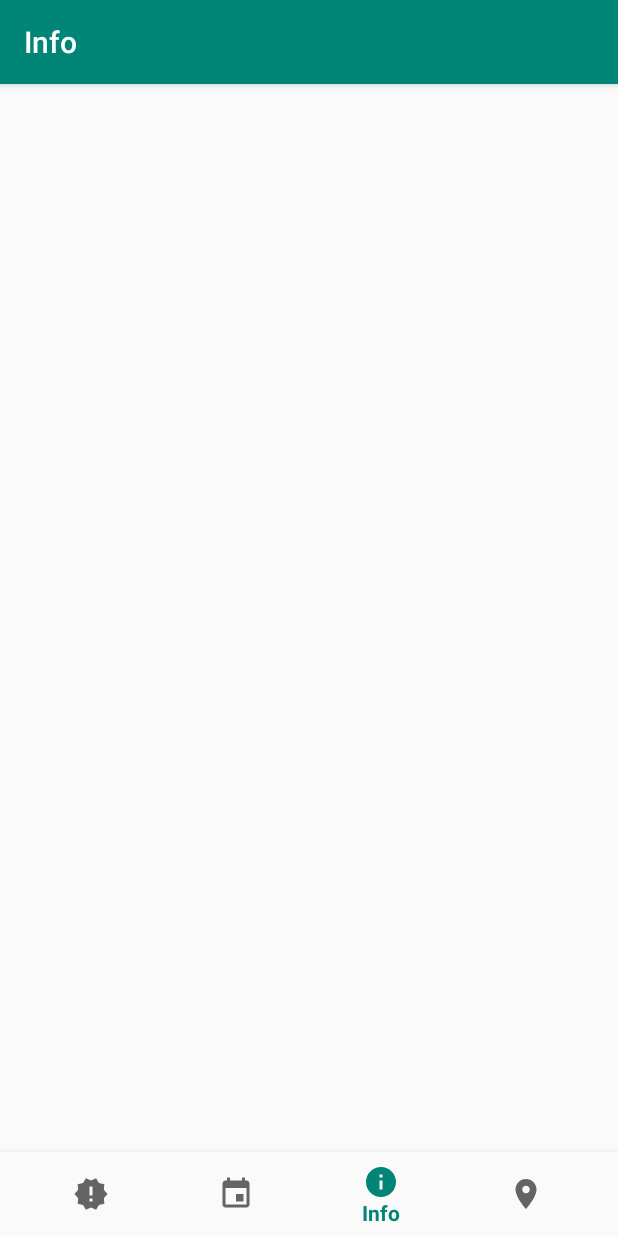
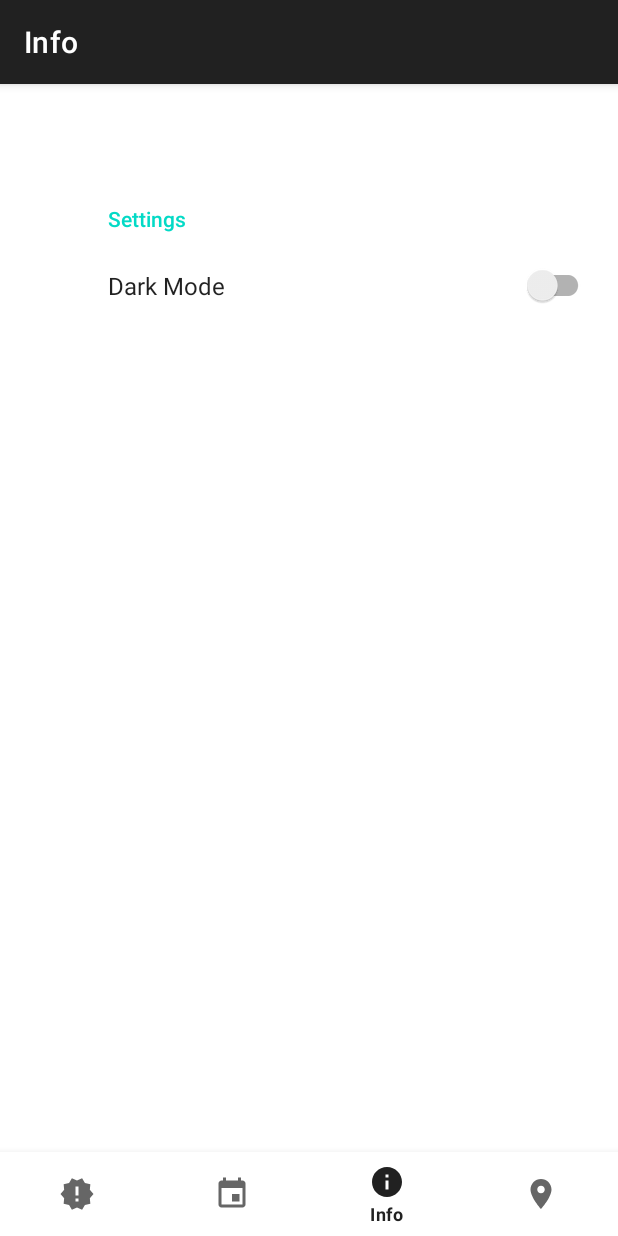
Before and after one commit to xxc1625120/COMP4097, an Android app: the screen it shows after launch (MainActivity), item 3 of the bottom bar chosen, on a phone screen of 412 x 824 dp. Run offline under Robolectric (Android 15) with nearby library versions, the phone set to English and light mode, and no system bars; our stand-ins replace androidx.preference, navigation-ui.

Commit message:
Lab2_S2 add dark mode but different color with teacher

```diff
--- a/app/build.gradle
+++ b/app/build.gradle
@@ -42,4 +42,6 @@ dependencies {
     testImplementation 'junit:junit:4.12'
     androidTestImplementation 'androidx.test.ext:junit:1.1.0'
     androidTestImplementation 'androidx.test.espresso:espresso-core:3.1.1'
+
+    implementation 'com.google.android.material:material:1.1.0'
 }
--- a/app/src/main/AndroidManifest.xml
+++ b/app/src/main/AndroidManifest.xml
@@ -1,6 +1,7 @@
 <?xml version="1.0" encoding="utf-8"?>
 <manifest xmlns:android="http://schemas.android.com/apk/res/android"
   package="edu.hkbu.comp.comp4097.infoday">
+
 
   <!--
          The ACCESS_COARSE/FINE_LOCATION permissions are not required to use
@@ -15,7 +16,7 @@
     android:label="@string/app_name"
     android:roundIcon="@mipmap/ic_launcher_round"
     android:supportsRtl="true"
-    android:theme="@style/AppTheme">
+    android:theme="@style/Theme.MaterialComponents.DayNight.DarkActionBar">
 
     <!--
              The API key for Google Maps-based APIs is defined as a string resource.
--- a/app/src/main/java/edu/hkbu/comp/comp4097/infoday/InfoFragment.kt
+++ /dev/null
@@ -1,59 +0,0 @@
-package edu.hkbu.comp.comp4097.infoday
-
-import android.os.Bundle
-import androidx.fragment.app.Fragment
-import android.view.LayoutInflater
-import android.view.View
-import android.view.ViewGroup
-
-// TODO: Rename parameter arguments, choose names that match
-// the fragment initialization parameters, e.g. ARG_ITEM_NUMBER
-private const val ARG_PARAM1 = "param1"
-private const val ARG_PARAM2 = "param2"
-
-/**
- * A simple [Fragment] subclass.
- * Use the [InfoFragment.newInstance] factory method to
- * create an instance of this fragment.
- */
-class InfoFragment : Fragment() {
-    // TODO: Rename and change types of parameters
-    private var param1: String? = null
-    private var param2: String? = null
-
-    override fun onCreate(savedInstanceState: Bundle?) {
-        super.onCreate(savedInstanceState)
-        arguments?.let {
-            param1 = it.getString(ARG_PARAM1)
-            param2 = it.getString(ARG_PARAM2)
-        }
-    }
-
-    override fun onCreateView(
-        inflater: LayoutInflater, container: ViewGroup?,
-        savedInstanceState: Bundle?
-    ): View? {
-        // Inflate the layout for this fragment
-        return inflater.inflate(R.layout.fragment_info, container, false)
-    }
-
-    companion object {
-        /**
-         * Use this factory method to create a new instance of
-         * this fragment using the provided parameters.
-         *
-         * @param param1 Parameter 1.
-         * @param param2 Parameter 2.
-         * @return A new instance of fragment InfoFragment.
-         */
-        // TODO: Rename and change types and number of parameters
-        @JvmStatic
-        fun newInstance(param1: String, param2: String) =
-            InfoFragment().apply {
-                arguments = Bundle().apply {
-                    putString(ARG_PARAM1, param1)
-                    putString(ARG_PARAM2, param2)
-                }
-            }
-    }
-}
--- a/app/src/main/java/edu/hkbu/comp/comp4097/infoday/MainActivity.kt
+++ b/app/src/main/java/edu/hkbu/comp/comp4097/infoday/MainActivity.kt
@@ -5,6 +5,7 @@ import android.view.MenuItem
 import android.view.View
 import com.google.android.material.bottomnavigation.BottomNavigationView
 import androidx.appcompat.app.AppCompatActivity
+import androidx.appcompat.app.AppCompatDelegate
 import androidx.navigation.findNavController
 import androidx.navigation.ui.AppBarConfiguration
 import androidx.navigation.ui.setupActionBarWithNavController
@@ -27,9 +28,12 @@ class MainActivity : AppCompatActivity() {
 //                R.id.navigation_home, R.id.navigation_dashboard, R.id.navigation_notifications
 //            )
 //        )
-      val appBarConfiguration = AppBarConfiguration(setOf(
+    val appBarConfiguration = AppBarConfiguration(
+      setOf(
         R.id.newsListFragment, R.id.mapsFragment,
-        R.id.infoFragment, R.id.eventsFragment))
+        R.id.infoFragment, R.id.eventsFragment
+      )
+    )
 
 
 
@@ -42,6 +46,27 @@ class MainActivity : AppCompatActivity() {
     return true
   }
 
+
+  //MainActivity.kt
+  //It is called when the app is created or resumed from another app
+  override fun onResume() {
+    super.onResume()
+    //The SwitchPreferenceCompat will automatically store the preference value
+    //in a key-value dictionary.
+    if (getSharedPreferences(
+        "${packageName}_preferences",
+        0
+      ).getBoolean("dark_mode", false)
+    ) {
+      //switch to night mode
+
+      AppCompatDelegate.setDefaultNightMode(AppCompatDelegate.MODE_NIGHT_YES)
+    } else {
+      //switch to day mode
+      AppCompatDelegate.setDefaultNightMode(AppCompatDelegate.MODE_NIGHT_NO)
+    }
+  }
+
 //      fun buttonClick(view : View) {
 //        findNavController(R.id.nav_host_fragment).navigate(R.id.action_navigation_home_to_infoFragment)
 //      }
--- a/app/src/main/java/edu/hkbu/comp/comp4097/infoday/ui/info/InfoFragment.kt
+++ b/app/src/main/java/edu/hkbu/comp/comp4097/infoday/ui/info/InfoFragment.kt
@@ -2,6 +2,7 @@ package edu.hkbu.comp.comp4097.infoday.ui.info
 
 import android.os.Bundle
 import androidx.preference.PreferenceFragmentCompat
+import edu.hkbu.comp.comp4097.infoday.R
 
 class InfoFragment : PreferenceFragmentCompat() {
 
--- a/app/src/main/res/navigation/mobile_navigation.xml
+++ b/app/src/main/res/navigation/mobile_navigation.xml
@@ -12,7 +12,7 @@
         tools:layout="@layout/fragment_maps" />
   <fragment
     android:id="@+id/infoFragment"
-    android:name="edu.hkbu.comp.comp4097.infoday.InfoFragment"
+    android:name="edu.hkbu.comp.comp4097.infoday.ui.info.InfoFragment"
     android:label="@string/title_info" />
   <fragment
     android:id="@+id/newsListFragment"
--- a/app/src/main/res/values/styles.xml
+++ b/app/src/main/res/values/styles.xml
@@ -1,11 +1,10 @@
 <resources>
-
   <!-- Base application theme. -->
-    <style name="AppTheme" parent="Theme.AppCompat.Light.DarkActionBar">
+  <style name="AppTheme"
+    parent="Theme.MaterialComponents.DayNight.DarkActionBar">
     <!-- Customize your theme here. -->
     <item name="colorPrimary">@color/colorPrimary</item>
     <item name="colorPrimaryDark">@color/colorPrimaryDark</item>
     <item name="colorAccent">@color/colorAccent</item>
   </style>
-
 </resources>
--- a/app/src/main/res/xml/root_preferences.xml
+++ b/app/src/main/res/xml/root_preferences.xml
@@ -1,35 +1,9 @@
-<PreferenceScreen xmlns:app="http://schemas.android.com/apk/res-auto">
-
-  <PreferenceCategory app:title="@string/messages_header">
-
-    <EditTextPreference
-      app:key="signature"
-      app:title="@string/signature_title"
-      app:useSimpleSummaryProvider="true" />
-
-    <ListPreference
-      app:defaultValue="reply"
-      app:entries="@array/reply_entries"
-      app:entryValues="@array/reply_values"
-      app:key="reply"
-      app:title="@string/reply_title"
-      app:useSimpleSummaryProvider="true" />
-
+<PreferenceScreen xmlns:android="http://schemas.android.com/apk/res/android"
+  xmlns:app="http://schemas.android.com/apk/res-auto">
+  <PreferenceCategory app:title="Settings">
+    <SwitchPreferenceCompat
+      android:id="@+id/setting_dark_mode"
+      app:key="dark_mode"
+      app:title="Dark Mode" />
   </PreferenceCategory>
-
-  <PreferenceCategory app:title="@string/sync_header">
-
-    <SwitchPreferenceCompat
-      app:key="sync"
-      app:title="@string/sync_title" />
-
-    <SwitchPreferenceCompat
-      app:dependency="sync"
-      app:key="attachment"
-      app:summaryOff="@string/attachment_summary_off"
-      app:summaryOn="@string/attachment_summary_on"
-      app:title="@string/attachment_title" />
-
-  </PreferenceCategory>
-
 </PreferenceScreen>
```
Also changed, not shown: app/src/main/java/edu/hkbu/comp/comp4097/infoday/BlankFragment.kt (deleted, +0 -100 lines). Lines whose indentation alone changed are shown as unchanged.
